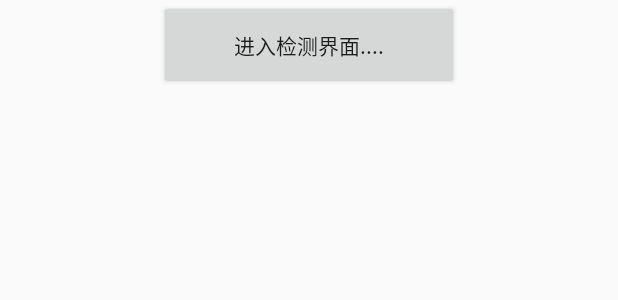
After one commit to veerwang/javatest, an Android app: the layout activity_welcome.xml on its own in the app's theme, with its tools: preview values and no code run, on a phone screen of 412 x 824 dp. The commit adds this screen. Shown: the top 300 px of the screen. Run offline under Robolectric (Android 15) with nearby library versions, the phone set to English and light mode, and no system bars.

Commit message:
添加activie调用active功能

```diff
--- /dev/null
+++ b/23_android_apk_library_jni/apk/VulnerabilityDetect/app/src/main/res/layout/activity_welcome.xml
@@ -0,0 +1,22 @@
+<?xml version="1.0" encoding="utf-8"?>
+<android.support.constraint.ConstraintLayout xmlns:android="http://schemas.android.com/apk/res/android"
+    xmlns:app="http://schemas.android.com/apk/res-auto"
+    xmlns:tools="http://schemas.android.com/tools"
+    android:id="@+id/container"
+    android:layout_width="match_parent"
+    android:layout_height="match_parent"
+    tools:context="com.security.landicorp.vulnerabilitydetect.WelcomeActivity">
+
+    <LinearLayout xmlns:android="http://schemas.android.com/apk/res/android"
+    	android:layout_width="match_parent"
+    	android:layout_height="match_parent"
+    	android:orientation="vertical">
+    	<Button
+    		android:id="@+id/welcomebutton"
+    		android:layout_width="200dp"
+    		android:layout_height="60dp"
+    		android:layout_gravity="center"
+    		android:text="@string/welcomebtntext">
+    	</Button>
+    </LinearLayout>
+</android.support.constraint.ConstraintLayout>
--- a/23_android_apk_library_jni/apk/VulnerabilityDetect/app/src/main/res/values/strings.xml
+++ b/23_android_apk_library_jni/apk/VulnerabilityDetect/app/src/main/res/values/strings.xml
@@ -1,6 +1,7 @@
 <resources>
     <string name="app_name">VulnerabilityDetect</string>
     <string name="title_home">Home</string>
+    <string name="title_welcome">欢迎进入程序</string>
     <string name="title_dashboard">Dashboard</string>
     <string name="title_notifications">Notifications</string>
     <string name="start_detect">检测按钮</string>
@@ -8,4 +9,5 @@
     <string name="stop_service">关闭服务</string>
     <string name="welcom_title">欢迎进入检测程序,模块版本:V</string>
     <string name="message1">开始检测....</string>
+    <string name="welcomebtntext">进入检测界面....</string>
 </resources>
```
Also changed, not shown: 23_android_apk_library_jni/apk/VulnerabilityDetect/app/src/main/AndroidManifest.xml (+6 -1 lines), 23_android_apk_library_jni/apk/VulnerabilityDetect/app/src/main/java/com/security/landicorp/vulnerabilitydetect/WelcomeActivity.java (added, +60 -0 lines).
